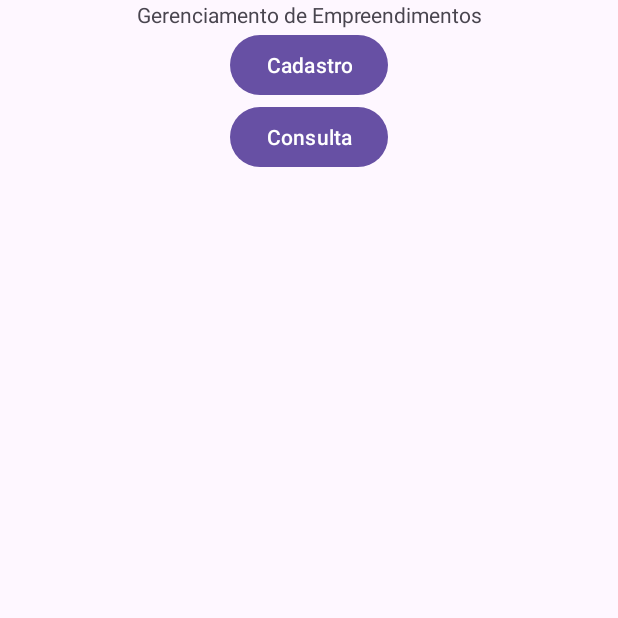
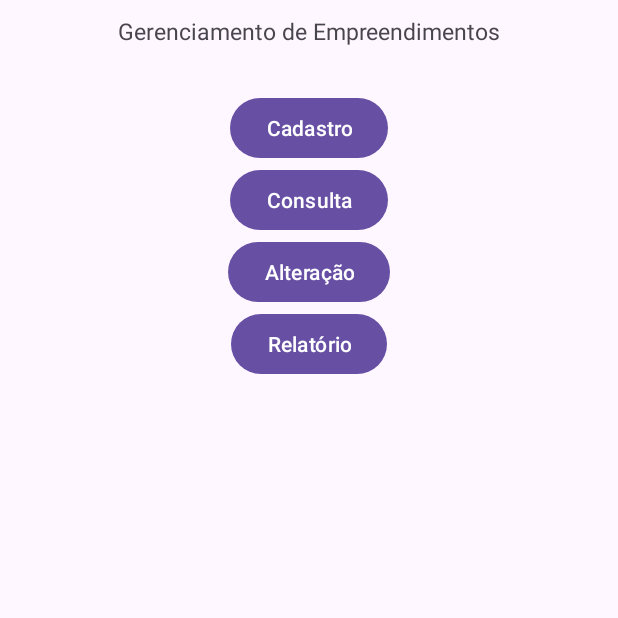
Before and after one commit to LucasDRo/ControleDeEstoque, an Android app: the fragment empreendimentoFrag shown on its own in the app's theme, on a phone screen of 412 x 824 dp, the top half of it. Run offline under Robolectric (Android 15) with nearby library versions, the light colour scheme and no system bars.

Commit message:
Button consulta, alteração e relatório

```diff
--- a/app/src/main/res/layout/fragment_empreendimento.xml
+++ b/app/src/main/res/layout/fragment_empreendimento.xml
@@ -9,23 +9,35 @@
         android:layout_width="match_parent"
         android:layout_height="wrap_content"
         android:orientation="vertical"
-        android:gravity="center">
+        android:gravity="center"
+        android:textAlignment="center">
 
         <TextView
             android:layout_width="match_parent"
             android:layout_height="wrap_content"
             android:text="Gerenciamento de Empreendimentos"
+            android:textSize="15dp"
+            android:padding="10dp"
+            android:layout_marginBottom="20dp"
             android:textAlignment="center"/>
+
         <Button
-            android:textAlignment="center"
             android:layout_width="wrap_content"
             android:layout_height="match_parent"
             android:text="Cadastro"/>
         <Button
-            android:textAlignment="center"
             android:layout_width="wrap_content"
             android:layout_height="match_parent"
             android:text="Consulta"/>
+        <Button
+            android:layout_width="wrap_content"
+            android:layout_height="match_parent"
+            android:text="Alteração"/>
+        <Button
+
+            android:layout_width="wrap_content"
+            android:layout_height="match_parent"
+            android:text="Relatório"/>
 
     </LinearLayout>
 
```
